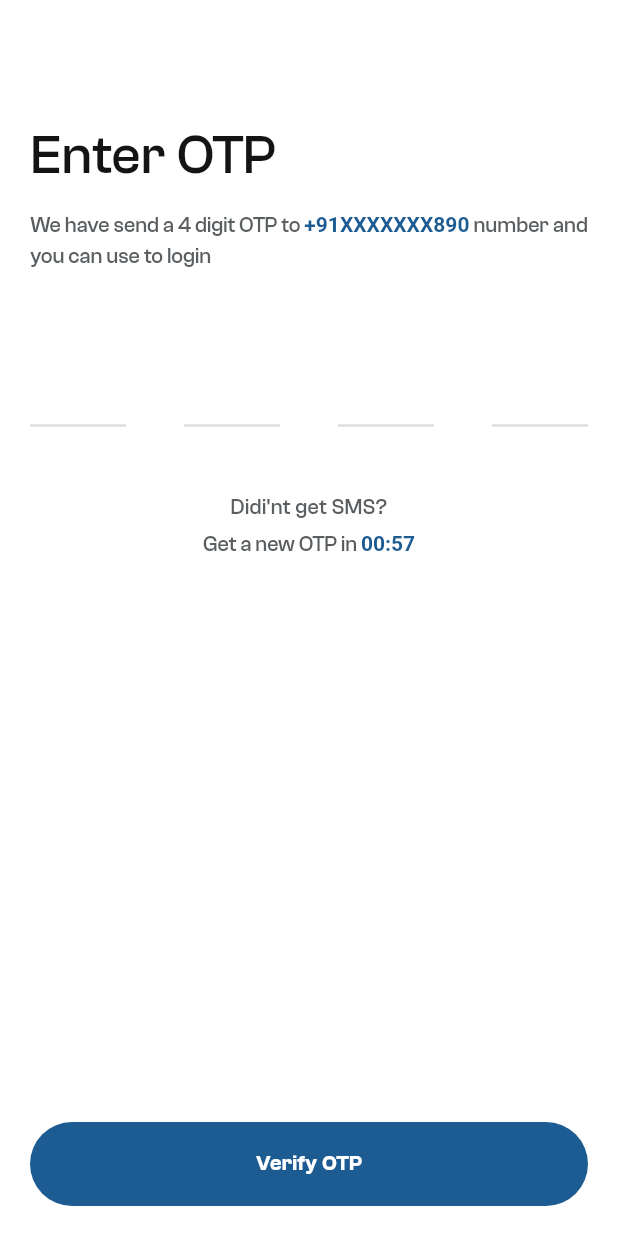
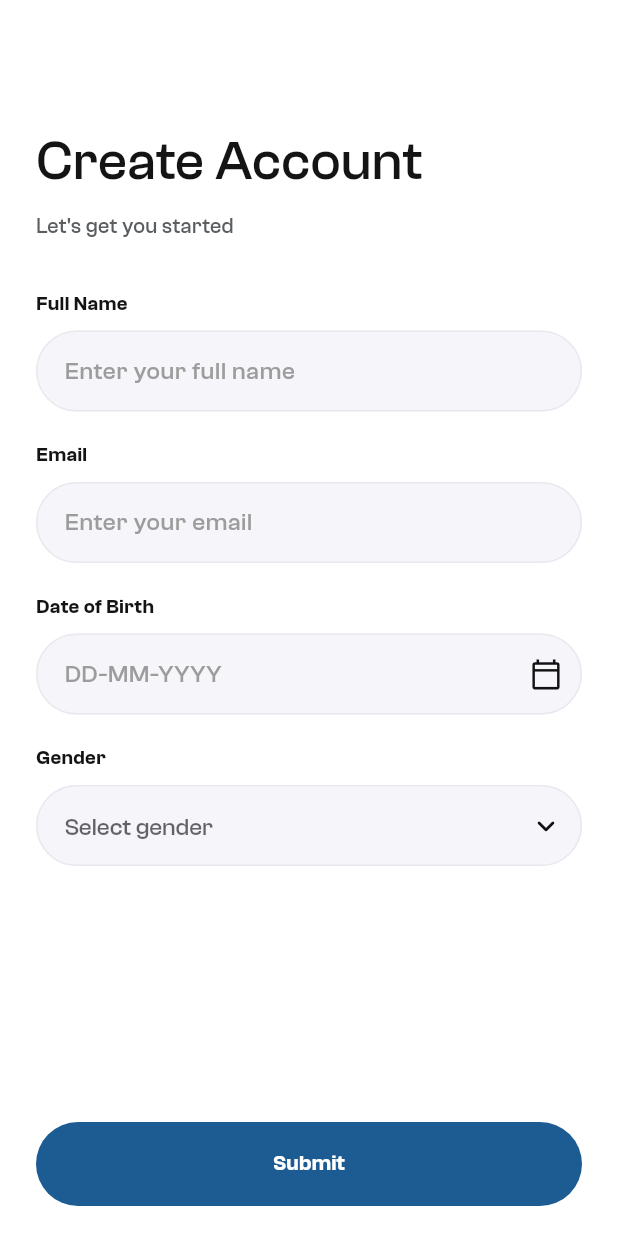
Before and after one commit to SHIDULPP/drivefor_me, a Flutter app: the OTPScreen screen opened directly, after a tap on "Verify OTP", on a phone screen of 412 x 824 dp. Run offline on Flutter 3.47's test engine with Material 3 defaults, Android fonts, the phone set to English and light mode, and no system bars; drawn by our look-alikes of pin_code_fields; our stand-ins replace flutter_riverpod, intl_phone_field, loading_indicator, shimmer.

Commit message:
added registration page

```diff
--- a/lib/src/data/router/router.dart
+++ b/lib/src/data/router/router.dart
@@ -1,4 +1,5 @@
 import 'package:driveforme_user/src/interfaces/onboarding/login_page.dart';
+import 'package:driveforme_user/src/interfaces/onboarding/registration_page.dart';
 import 'package:driveforme_user/src/interfaces/onboarding/splash_screen.dart';
 import 'package:flutter/material.dart';
 //router file
@@ -108,6 +109,11 @@ Route<dynamic> generateRoute(RouteSettings? settings) {
       transitionToUse = TransitionType.fade;
       transitionDuration = const Duration(milliseconds: 500);
       break;
+    case 'registration':
+      page = const RegistrationPage();
+      transitionToUse = TransitionType.slideFromRight;
+      transitionDuration = const Duration(milliseconds: 400);
+      break;
 
     default:
       if (settings?.name?.startsWith('/app') == true) {
--- /dev/null
+++ b/lib/src/interfaces/components/input_field.dart
@@ -0,0 +1,218 @@
+import 'package:driveforme_user/src/data/constants/colour_constants.dart';
+import 'package:flutter/material.dart';
+import 'package:flutter/services.dart';
+import 'package:intl/intl.dart';
+
+enum CustomFieldType { text, number, date, document }
+
+class _DateInputFormatter extends TextInputFormatter {
+  @override
+  TextEditingValue formatEditUpdate(
+    TextEditingValue oldValue,
+    TextEditingValue newValue,
+  ) {
+    final text = newValue.text;
+
+    if (text.isEmpty) {
+      return newValue;
+    }
+
+    // Extract only digits from the input
+    final digitsOnly = text.replaceAll(RegExp(r'\D'), '');
+
+    // Limit to 8 digits (ddmmyyyy)
+    if (digitsOnly.length > 8) {
+      return oldValue;
+    }
+
+    // Format with hyphens
+    String formatted = '';
+    for (int i = 0; i < digitsOnly.length; i++) {
+      if (i == 2 || i == 4) {
+        formatted += '-';
+      }
+      formatted += digitsOnly[i];
+    }
+
+    return TextEditingValue(
+      text: formatted,
+      selection: TextSelection.collapsed(offset: formatted.length),
+    );
+  }
+}
+
+class InputField extends StatelessWidget {
+  final CustomFieldType type;
+  final String hint;
+  final TextEditingController controller;
+  final FocusNode? focusNode;
+  final TextInputAction? textInputAction;
+  final void Function(String)? onFieldSubmitted;
+  final void Function()? onUpload;
+  final void Function(DateTime)? onDateSelected;
+  final bool readOnly;
+  final int maxLines;
+  final bool allowDecimal;
+  final FormFieldValidator<String>? validator;
+
+  const InputField({
+    super.key,
+    required this.type,
+    required this.hint,
+    required this.controller,
+    this.focusNode,
+    this.textInputAction,
+    this.onFieldSubmitted,
+    this.onUpload,
+    this.onDateSelected,
+    this.readOnly = false,
+    this.maxLines = 1,
+    this.allowDecimal = false,
+    this.validator,
+  });
+
+  DateTime? _parseDate(String dateStr) {
+    try {
+      // Remove hyphens and parse dd-mm-yyyy format
+      final cleanStr = dateStr.replaceAll('-', '');
+      if (cleanStr.length != 8) return null;
+
+      final day = int.parse(cleanStr.substring(0, 2));
+      final month = int.parse(cleanStr.substring(2, 4));
+      final year = int.parse(cleanStr.substring(4, 8));
+
+      return DateTime(year, month, day);
+    } catch (e) {
+      return null;
+    }
+  }
+
+  Future<void> _showDatePicker(BuildContext context) async {
+    final parsed = _parseDate(controller.text);
+    final initialDate = parsed ?? DateTime.now();
+
+    final picked = await showDatePicker(
+      context: context,
+      initialDate: initialDate,
+      firstDate: DateTime(1900),
+      lastDate: DateTime.now(),
+      builder: (context, child) {
+        return Theme(
+          data: Theme.of(context).copyWith(
+            colorScheme: const ColorScheme.light(
+              primary: Colors.black,
+              onPrimary: Colors.white,
+              onSurface: Colors.black,
+            ),
+          ),
+          child: child!,
+        );
+      },
+    );
+
+    if (picked != null) {
+      controller.text = DateFormat('dd-MM-yyyy').format(picked);
+      onDateSelected?.call(picked);
+    }
+  }
+
+  @override
+  Widget build(BuildContext context) {
+    final isText = type == CustomFieldType.text;
+    final isNumber = type == CustomFieldType.number;
+    final isDate = type == CustomFieldType.date;
+
+    return TextFormField(
+      controller: controller,
+      focusNode: focusNode,
+      textInputAction: textInputAction,
+      onFieldSubmitted: onFieldSubmitted,
+      maxLines: isText ? maxLines : 1,
+      readOnly: readOnly || type == CustomFieldType.document,
+      keyboardType: isNumber
+          ? TextInputType.numberWithOptions(decimal: allowDecimal)
+          : isDate
+          ? TextInputType.number
+          : TextInputType.text,
+      inputFormatters: isNumber
+          ? [
+              FilteringTextInputFormatter.allow(
+                allowDecimal ? RegExp(r'^\d*\.?\d*$') : RegExp(r'\d+'),
+              ),
+            ]
+          : isDate
+          ? [_DateInputFormatter()]
+          : null,
+      validator: validator,
+      autovalidateMode: AutovalidateMode.onUserInteraction,
+      style: const TextStyle(
+        fontFamily: 'ClashGrotesk',
+        fontSize: 16,
+        fontWeight: FontWeight.w500,
+        color: kTextColor,
+      ),
+      cursorColor: kPrimaryColor,
+      onTap: () async {
+        if (type == CustomFieldType.document) {
+          onUpload?.call();
+        }
+      },
+      decoration: InputDecoration(
+        filled: true,
+        fillColor: const Color(0xFFF5F5FA),
+
+        hintText: hint,
+
+        hintStyle: const TextStyle(
+          color: Color(0xFF9C9C9C),
+          fontSize: 16,
+          fontWeight: FontWeight.w500,
+        ),
+
+        errorStyle: const TextStyle(height: 0),
+
+        contentPadding: const EdgeInsets.symmetric(
+          horizontal: 15,
+          vertical: 15,
+        ),
+
+        suffixIcon: isDate
+            ? GestureDetector(
+                onTap: () => _showDatePicker(context),
+                child: const Icon(
+                  Icons.calendar_today_outlined,
+                  size: 22,
+                  color: Color(0xFF111111),
+                ),
+              )
+            : type == CustomFieldType.document
+            ? const Icon(
+                Icons.cloud_upload_outlined,
+                size: 22,
+                color: Color(0xFF111111),
+              )
+            : null,
+
+        enabledBorder: OutlineInputBorder(
+          borderRadius: BorderRadius.circular(40),
+          borderSide: const BorderSide(color: Color(0xFFE8E8EF), width: 1),
+        ),
+
+        focusedBorder: OutlineInputBorder(
+          borderRadius: BorderRadius.circular(40),
+          borderSide: const BorderSide(color: Color(0xFFE8E8EF), width: 1),
+        ),
+
+        errorBorder: OutlineInputBorder(
+          borderRadius: BorderRadius.circular(40),
+          borderSide: const BorderSide(color: Colors.red, width: 1.5),
+        ),
+
+        focusedErrorBorder: OutlineInputBorder(
+          borderRadius: BorderRadius.circular(40),
+          borderSide: const BorderSide(color: Colors.red, width: 1.5),
+        ),
+      ),
+    );
+  }
+}
--- a/lib/src/interfaces/onboarding/login_page.dart
+++ b/lib/src/interfaces/onboarding/login_page.dart
@@ -6,6 +6,7 @@ import 'package:driveforme_user/src/data/constants/style_constants.dart';
 import 'package:driveforme_user/src/data/providers/loading_provider.dart';
 import 'package:driveforme_user/src/interfaces/animations/index.dart' as anim;
 import 'package:driveforme_user/src/interfaces/components/primaryButton.dart';
+import 'package:driveforme_user/src/interfaces/onboarding/registration_page.dart';
 
 import 'package:flutter/material.dart';
 import 'package:flutter_riverpod/flutter_riverpod.dart';
@@ -502,7 +503,16 @@ class _OTPScreenState extends ConsumerState<OTPScreen> {
                   label: 'Verify OTP',
                   buttonHeight: 56,
                   fontSize: 16,
-                  onPressed: isLoading ? null : () {},
+                  onPressed: isLoading
+                      ? null
+                      : () {
+                          Navigator.push(
+                            context,
+                            MaterialPageRoute(
+                              builder: (context) => const RegistrationPage(),
+                            ),
+                          );
+                        },
                   isLoading: isLoading,
                 ),
               ),
--- /dev/null
+++ b/lib/src/interfaces/onboarding/registration_page.dart
@@ -0,0 +1,284 @@
+import 'package:driveforme_user/src/data/constants/colour_constants.dart';
+import 'package:driveforme_user/src/data/providers/loading_provider.dart';
+import 'package:driveforme_user/src/interfaces/animations/index.dart' as anim;
+import 'package:driveforme_user/src/interfaces/components/input_field.dart';
+import 'package:driveforme_user/src/interfaces/components/primaryButton.dart';
+import 'package:flutter/material.dart';
+import 'package:flutter_riverpod/flutter_riverpod.dart';
+
+class RegistrationPage extends ConsumerStatefulWidget {
+  const RegistrationPage({super.key});
+
+  @override
+  ConsumerState<RegistrationPage> createState() => _RegistrationPageState();
+}
+
+class _RegistrationPageState extends ConsumerState<RegistrationPage> {
+  final _formKey = GlobalKey<FormState>();
+
+  final _nameController = TextEditingController();
+  final _emailController = TextEditingController();
+  final _dobController = TextEditingController();
+
+  final _nameFocus = FocusNode();
+  final _emailFocus = FocusNode();
+
+  String? _selectedGender;
+
+  @override
+  void dispose() {
+    _nameController.dispose();
+    _emailController.dispose();
+    _dobController.dispose();
+    _nameFocus.dispose();
+    _emailFocus.dispose();
+    super.dispose();
+  }
+
+  void _handleSubmit() {
+    if (_formKey.currentState?.validate() ?? false) {
+      // TODO: submit registration
+    }
+  }
+
+  @override
+  Widget build(BuildContext context) {
+    final isLoading = ref.watch(loadingProvider);
+
+    return Scaffold(
+      backgroundColor: kWhite,
+      body: SafeArea(
+        child: Column(
+          children: [
+            // ── Scrollable content ──────────────────────────────────────
+            Expanded(
+              child: SingleChildScrollView(
+                padding: const EdgeInsets.symmetric(horizontal: 24),
+                child: Form(
+                  key: _formKey,
+                  child: Column(
+                    crossAxisAlignment: CrossAxisAlignment.start,
+                    children: [
+                      SizedBox(
+                        height: MediaQuery.of(context).size.height * 0.1,
+                      ),
+
+                      // ── Title ──────────────────────────────────────────
+                      anim.AnimatedWidgetWrapper(
+                        animationType: anim.AnimationType.fadeSlideInFromLeft,
+                        duration: anim.AnimationDuration.normal,
+                        child: Text(
+                          'Create Account',
+                          style: const TextStyle(
+                            fontFamily: 'ClashGrotesk',
+                            fontSize: 36,
+                            fontWeight: FontWeight.w500,
+                            color: kTextColor,
+                          ),
+                        ),
+                      ),
+                      const SizedBox(height: 8),
+                      anim.AnimatedWidgetWrapper(
+                        animationType: anim.AnimationType.fadeSlideInFromLeft,
+                        duration: anim.AnimationDuration.normal,
+                        delayMilliseconds: 80,
+                        child: const Text(
+                          "Let's get you started",
+                          style: TextStyle(
+                            fontFamily: 'ClashGrotesk',
+                            fontSize: 14,
+                            fontWeight: FontWeight.w500,
+                            color: kSecondaryTextColor,
+                          ),
+                        ),
+                      ),
+                      const SizedBox(height: 32),
+
+                      // ── Full Name ──────────────────────────────────────
+                      const _FieldLabel(label: 'Full Name'),
+                      const SizedBox(height: 8),
+                      anim.AnimatedWidgetWrapper(
+                        animationType: anim.AnimationType.fadeSlideInFromBottom,
+                        duration: anim.AnimationDuration.normal,
+                        delayMilliseconds: 150,
+                        child: InputField(
+                          type: CustomFieldType.text,
+                          hint: 'Enter your full name',
+                          controller: _nameController,
+                          focusNode: _nameFocus,
+                          textInputAction: TextInputAction.next,
+                          onFieldSubmitted: (_) =>
+                              FocusScope.of(context).requestFocus(_emailFocus),
+                          validator: (v) =>
+                              (v == null || v.trim().isEmpty) ? '' : null,
+                        ),
+                      ),
+                      const SizedBox(height: 20),
+
+                      // ── Email ──────────────────────────────────────────
+                      const _FieldLabel(label: 'Email'),
+                      const SizedBox(height: 8),
+                      anim.AnimatedWidgetWrapper(
+                        animationType: anim.AnimationType.fadeSlideInFromBottom,
+                        duration: anim.AnimationDuration.normal,
+                        delayMilliseconds: 200,
+                        child: InputField(
+                          type: CustomFieldType.text,
+                          hint: 'Enter your email',
+                          controller: _emailController,
+                          focusNode: _emailFocus,
+                          textInputAction: TextInputAction.next,
+                          validator: (v) {
+                            if (v == null || v.trim().isEmpty) return '';
+                            final emailRegex = RegExp(
+                              r'^[\w\.\+\-]+@[\w\-]+\.[a-zA-Z]{2,}$',
+                            );
+                            return emailRegex.hasMatch(v.trim()) ? null : '';
+                          },
+                        ),
+                      ),
+                      const SizedBox(height: 20),
+
+                      // ── Date of Birth ──────────────────────────────────
+                      const _FieldLabel(label: 'Date of Birth'),
+                      const SizedBox(height: 8),
+                      anim.AnimatedWidgetWrapper(
+                        animationType: anim.AnimationType.fadeSlideInFromBottom,
+                        duration: anim.AnimationDuration.normal,
+                        delayMilliseconds: 250,
+                        child: InputField(
+                          type: CustomFieldType.date,
+                          hint: 'DD-MM-YYYY',
+                          controller: _dobController,
+                          validator: (v) =>
+                              (v == null || v.trim().isEmpty) ? '' : null,
+                        ),
+                      ),
+                      const SizedBox(height: 20),
+
+                      // ── Gender ─────────────────────────────────────────
+                      const _FieldLabel(label: 'Gender'),
+                      const SizedBox(height: 8),
+                      anim.AnimatedWidgetWrapper(
+                        animationType: anim.AnimationType.fadeSlideInFromBottom,
+                        duration: anim.AnimationDuration.normal,
+                        delayMilliseconds: 300,
+                        child: _GenderDropdown(
+                          value: _selectedGender,
+                          onChanged: (v) => setState(() => _selectedGender = v),
+                        ),
+                      ),
+                      const SizedBox(height: 32),
+                    ],
+                  ),
+                ),
+              ),
+            ),
+
+            // ── Submit button pinned to bottom ──────────────────────────
+            Padding(
+              padding: const EdgeInsets.fromLTRB(24, 12, 24, 20),
+              child: anim.AnimatedWidgetWrapper(
+                animationType: anim.AnimationType.fadeScaleUp,
+                duration: anim.AnimationDuration.normal,
+                delayMilliseconds: 350,
+                child: primaryButton(
+                  label: 'Submit',
+                  buttonHeight: 56,
+                  fontSize: 16,
+                  onPressed: isLoading ? null : _handleSubmit,
+                  isLoading: isLoading,
+                ),
+              ),
+            ),
+          ],
+        ),
+      ),
+    );
+  }
+}
+
+// ── Helpers ──────────────────────────────────────────────────────────────────
+
+class _FieldLabel extends StatelessWidget {
+  final String label;
+  const _FieldLabel({required this.label});
+
+  @override
+  Widget build(BuildContext context) {
+    return Text(
+      label,
+      style: const TextStyle(
+        fontFamily: 'ClashGrotesk',
+        fontSize: 13,
+        fontWeight: FontWeight.w600,
+        color: kTextColor,
+      ),
+    );
+  }
+}
+
+class _GenderDropdown extends StatelessWidget {
+  final String? value;
+  final void Function(String?) onChanged;
+
+  const _GenderDropdown({required this.value, required this.onChanged});
+
+  @override
+  Widget build(BuildContext context) {
+    return DropdownButtonFormField<String>(
+      value: value,
+      onChanged: onChanged,
+      validator: (v) => (v == null || v.isEmpty) ? '' : null,
+      autovalidateMode: AutovalidateMode.onUserInteraction,
+      style: const TextStyle(
+        fontFamily: 'ClashGrotesk',
+        fontSize: 16,
+        fontWeight: FontWeight.w500,
+        color: kTextColor,
+      ),
+      icon: const Icon(
+        Icons.keyboard_arrow_down_rounded,
+        color: Color(0xFF111111),
+      ),
+      dropdownColor: kWhite,
+      decoration: InputDecoration(
+        filled: true,
+        fillColor: const Color(0xFFF5F5FA),
+        hintText: 'Select gender',
+        hintStyle: const TextStyle(
+          fontFamily: 'ClashGrotesk',
+          color: Color(0xFF9C9C9C),
+          fontSize: 16,
+          fontWeight: FontWeight.w500,
+        ),
+        errorStyle: const TextStyle(height: 0),
+        contentPadding: const EdgeInsets.symmetric(
+          horizontal: 15,
+          vertical: 15,
+        ),
+        enabledBorder: OutlineInputBorder(
+          borderRadius: BorderRadius.circular(40),
+          borderSide: const BorderSide(color: Color(0xFFE8E8EF), width: 1),
+        ),
+        focusedBorder: OutlineInputBorder(
+          borderRadius: BorderRadius.circular(40),
+          borderSide: const BorderSide(color: Color(0xFFE8E8EF), width: 1),
+        ),
+        errorBorder: OutlineInputBorder(
+          borderRadius: BorderRadius.circular(40),
+          borderSide: const BorderSide(color: Colors.red, width: 1.5),
+        ),
+        focusedErrorBorder: OutlineInputBorder(
+          borderRadius: BorderRadius.circular(40),
+          borderSide: const BorderSide(color: Colors.red, width: 1.5),
+        ),
+      ),
+      items: const [
+        DropdownMenuItem(value: 'Male', child: Text('Male')),
+        DropdownMenuItem(value: 'Female', child: Text('Female')),
+        DropdownMenuItem(value: 'Other', child: Text('Other')),
+      ],
+    );
+  }
+}
--- a/pubspec.yaml
+++ b/pubspec.yaml
@@ -40,6 +40,7 @@ dependencies:
   loading_indicator: ^3.1.1
   intl_phone_field: ^3.2.0
   pin_code_fields: ^8.0.1
+  intl: ^0.20.2
 
 dev_dependencies:
   flutter_test:
```
Also changed, not shown: pubspec.lock.
